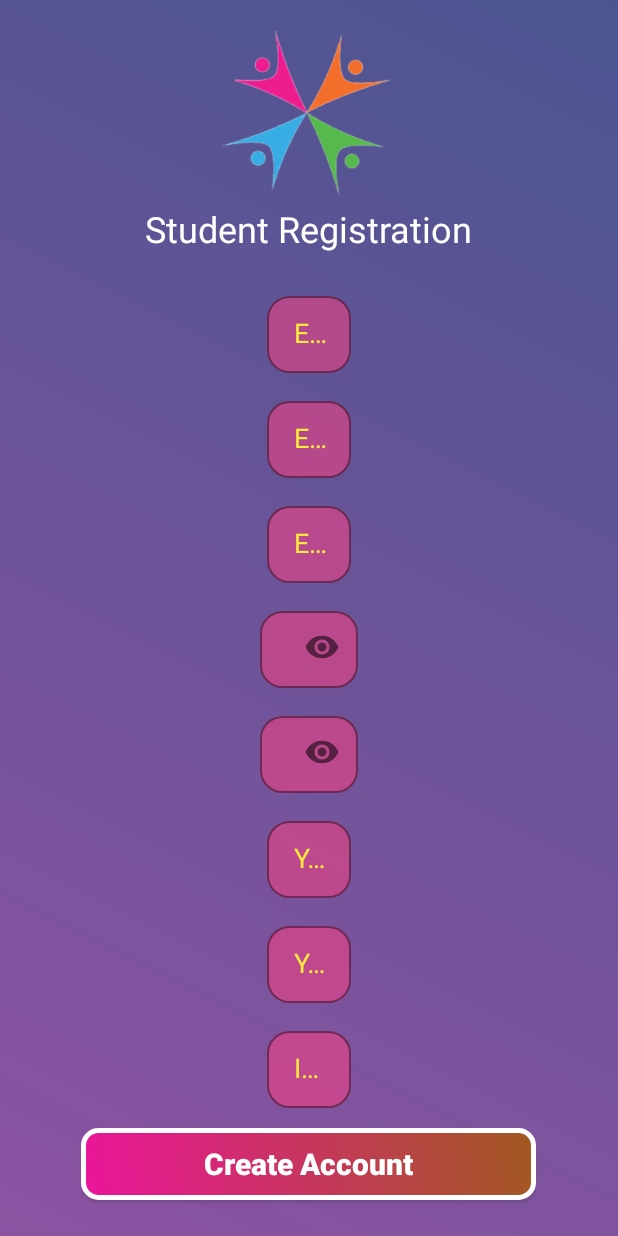
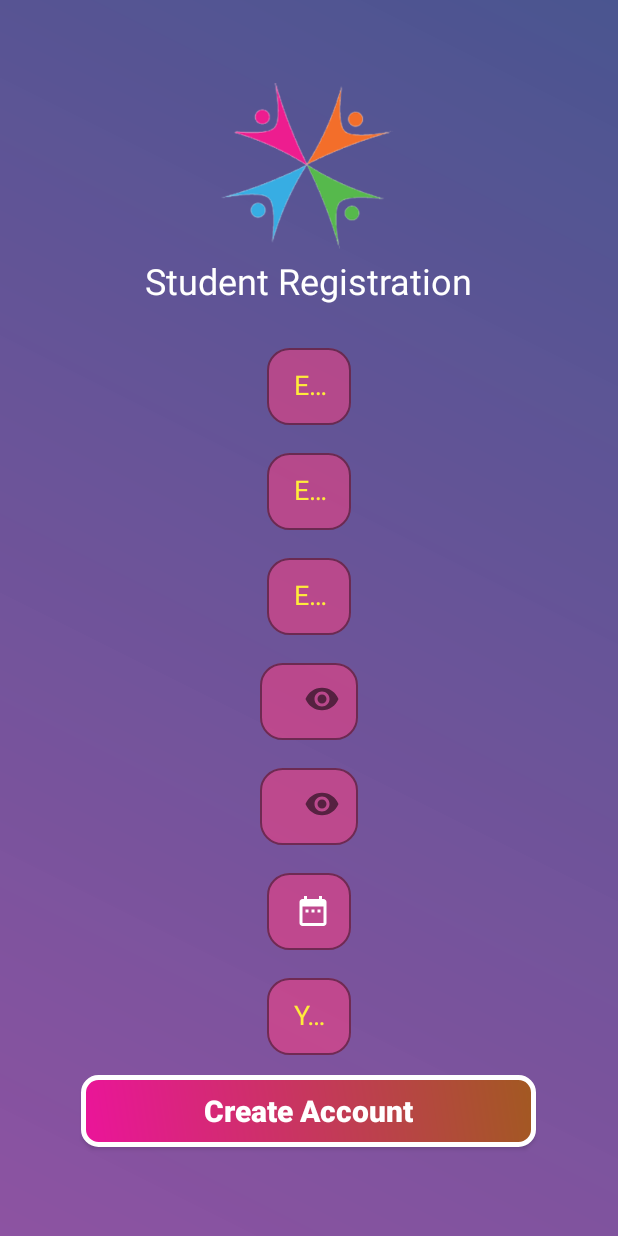
Before and after one commit to Uni-chat/Uni_Chat_Pro, an Android app: the LandingTwo screen opened directly, with no data from a screen before it, after a tap on "SIGN UP", on a phone screen of 412 x 824 dp. Run offline under Robolectric (Android 15) with nearby library versions, the phone set to English and light mode, and no system bars; 1 statement that could not run was skipped; 1 other tap on this screen came first.

Commit message:
Fragment Date of Birth Picker All Ids Rearange

```diff
--- a/app/src/main/java/com/leonard/unichat/Logfiles/LandingPage.java
+++ b/app/src/main/java/com/leonard/unichat/Logfiles/LandingPage.java
@@ -28,6 +28,8 @@ public class LandingPage extends AppCompatActivity {
 
 
     }
+
+
 
 
     protected void replaceFragment () {
--- a/app/src/main/java/com/leonard/unichat/Logfiles/LandingTwo.java
+++ b/app/src/main/java/com/leonard/unichat/Logfiles/LandingTwo.java
@@ -1,5 +1,7 @@
 package com.leonard.unichat.Logfiles;
 
+import android.app.Activity;
+import android.app.DatePickerDialog;
 import android.os.Bundle;
 
 import androidx.appcompat.app.AppCompatActivity;
@@ -10,18 +12,26 @@ import android.view.LayoutInflater;
 import android.view.View;
 import android.view.ViewGroup;
 import android.widget.Button;
+import android.widget.DatePicker;
+import android.widget.EditText;
 import android.widget.Switch;
 
 import com.leonard.unichat.R;
 import com.leonard.unichat.Utils;
 
+import java.text.SimpleDateFormat;
+import java.util.Calendar;
+import java.util.Locale;
+
 
 public class LandingTwo extends Fragment {
 
-   private View view;
-   private Button btnGlobalSignup, btnGlobalSignin ;
-   private Switch switchTeacher, switchStudentAdmin, switchStudent;
-   private static FragmentManager fragmentManager;
+    private View view;
+    //private EditText dateOfBirthPicker;
+    private Calendar myCalender;
+    private Button btnGlobalSignup, btnGlobalSignin ;
+    private Switch switchTeacher, switchStudentAdmin, switchStudent;
+    private static FragmentManager fragmentManager;
 
     public LandingTwo() {
         // Required empty public constructor
@@ -47,6 +57,8 @@ public class LandingTwo extends Fragment {
         switchTeacher = (Switch) view.findViewById(R.id.swTeacher);
         switchStudentAdmin = (Switch) view.findViewById(R.id.swStudentAdmin);
         switchStudent = (Switch) view.findViewById(R.id.swStudent);
+
+        //dateOfBirthPicker = (EditText) view.findViewById(R.id.dateOfBirthPicker);
 
         fragmentManager = getActivity().getSupportFragmentManager();
 
@@ -145,4 +157,44 @@ public class LandingTwo extends Fragment {
             }
         });
     }
+
+    // Date Picker Public Method For All Fragment
+    public void birthDatePicker (final EditText edtDateGlobalSignup, final Activity datePickerFragmentMoving) {
+
+        myCalender = Calendar.getInstance();
+
+        final DatePickerDialog.OnDateSetListener date = new DatePickerDialog.OnDateSetListener() {
+            @Override
+            public void onDateSet(DatePicker view, int year, int month, int dayOfMonth) {
+
+                myCalender.set(Calendar.YEAR, year);
+                myCalender.set(Calendar.MONTH, month);
+                myCalender.set(Calendar.DAY_OF_MONTH, dayOfMonth);
+                //updateLabel();
+                String myFormat = "dd/MM/yyyy";
+                SimpleDateFormat simpleDateFormat = new SimpleDateFormat( myFormat, Locale.US );
+                edtDateGlobalSignup.setText(simpleDateFormat.format(myCalender.getTime()));
+            }
+        };
+
+        edtDateGlobalSignup.setOnClickListener(new View.OnClickListener() {
+            @Override
+            public void onClick(View v) {
+
+                new DatePickerDialog( datePickerFragmentMoving, date, myCalender.get(Calendar.YEAR),
+                        myCalender.get(Calendar.MONTH), myCalender.get(Calendar.DAY_OF_MONTH)).show();
+            }
+        });
+
+    }
+
+//    private void updateLabel () {
+//
+//        String myFormat = "dd/MM/yyyy";
+//        SimpleDateFormat simpleDateFormat = new SimpleDateFormat( myFormat, Locale.US );
+//        edtDateGlobalSignup.setText(simpleDateFormat.format(myCalender.getTime()));
+//    }
+
+
+
 }
--- a/app/src/main/java/com/leonard/unichat/Logfiles/StudentSignup.java
+++ b/app/src/main/java/com/leonard/unichat/Logfiles/StudentSignup.java
@@ -9,12 +9,15 @@ import androidx.fragment.app.Fragment;
 import android.view.LayoutInflater;
 import android.view.View;
 import android.view.ViewGroup;
+import android.widget.AutoCompleteTextView;
 
 import com.leonard.unichat.R;
 
 
 public class StudentSignup extends Fragment {
 
+    private View view;
+    private AutoCompleteTextView dateOfBirthPicker;
 
     public StudentSignup() {
         // Required empty public constructor
@@ -28,7 +31,18 @@ public class StudentSignup extends Fragment {
     public View onCreateView(LayoutInflater inflater, ViewGroup container,
                              Bundle savedInstanceState) {
         // Inflate the layout for this fragment
-        return inflater.inflate(R.layout.fragment_student_signup, container, false);
+        view = inflater.inflate(R.layout.fragment_student_signup, container, false);
+
+        initViews();
+
+        LandingTwo myLandingPageTwo = new LandingTwo();
+        myLandingPageTwo.birthDatePicker( dateOfBirthPicker, getActivity());
+        return view;
+    }
+
+    private void initViews () {
+
+        dateOfBirthPicker = (AutoCompleteTextView) view.findViewById(R.id.dateOfBirthPicker);
     }
 
 
--- a/app/src/main/java/com/leonard/unichat/Logfiles/TeacherLogin.java
+++ b/app/src/main/java/com/leonard/unichat/Logfiles/TeacherLogin.java
@@ -17,9 +17,8 @@ import com.leonard.unichat.R;
 
 public class TeacherLogin extends Fragment {
 
-
+    private View view;
     private String txtPassColor;
-    private View view;
     private TextView forgtPass;
 //android:text=" Don't you remember your password ? "
     public TeacherLogin() {
--- /dev/null
+++ b/app/src/main/res/drawable/ic_date_range_black_24dp.xml
@@ -0,0 +1,5 @@
+<vector android:height="24dp" android:tint="#fff"
+    android:viewportHeight="24.0" android:viewportWidth="24.0"
+    android:width="24dp" xmlns:android="http://schemas.android.com/apk/res/android">
+    <path android:fillColor="#FF000000" android:pathData="M9,11L7,11v2h2v-2zM13,11h-2v2h2v-2zM17,11h-2v2h2v-2zM19,4h-1L18,2h-2v2L8,4L8,2L6,2v2L5,4c-1.11,0 -1.99,0.9 -1.99,2L3,20c0,1.1 0.89,2 2,2h14c1.1,0 2,-0.9 2,-2L21,6c0,-1.1 -0.9,-2 -2,-2zM19,20L5,20L5,9h14v11z"/>
+</vector>
--- a/app/src/main/res/layout/fragment_student_admin_login.xml
+++ b/app/src/main/res/layout/fragment_student_admin_login.xml
@@ -57,7 +57,7 @@
             android:layout_margin="5sp">
 
             <AutoCompleteTextView
-                android:id="@+id/edtTcEmail"
+                android:id="@+id/edtStdAdminLoginEmail"
                 android:layout_width="wrap_content"
                 android:layout_height="wrap_content"
                 android:ems="15"
@@ -84,7 +84,7 @@
             android:layout_margin="5sp">
 
             <AutoCompleteTextView
-                android:id="@+id/logPass"
+                android:id="@+id/edtStdAdminLoginPass"
                 android:layout_width="wrap_content"
                 android:layout_height="wrap_content"
                 android:ems="15"
--- a/app/src/main/res/layout/fragment_student_login.xml
+++ b/app/src/main/res/layout/fragment_student_login.xml
@@ -57,7 +57,7 @@
             android:layout_margin="5sp">
 
             <AutoCompleteTextView
-                android:id="@+id/edtTcEmail"
+                android:id="@+id/edtStdLoginEmail"
                 android:layout_width="wrap_content"
                 android:layout_height="wrap_content"
                 android:ems="15"
@@ -84,7 +84,7 @@
             android:layout_margin="5sp">
 
             <AutoCompleteTextView
-                android:id="@+id/logPass"
+                android:id="@+id/edtStdLoginPass"
                 android:layout_width="wrap_content"
                 android:layout_height="wrap_content"
                 android:ems="15"
--- a/app/src/main/res/layout/fragment_student_signup.xml
+++ b/app/src/main/res/layout/fragment_student_signup.xml
@@ -57,7 +57,7 @@
             android:layout_margin="5sp">
 
             <AutoCompleteTextView
-                android:id="@+id/edtTcEmail"
+                android:id="@+id/edtStdName"
                 android:layout_width="wrap_content"
                 android:layout_height="wrap_content"
                 android:ems="15"
@@ -81,7 +81,7 @@
             android:layout_margin="5sp">
 
             <AutoCompleteTextView
-                android:id="@+id/logPass"
+                android:id="@+id/edtStdID"
                 android:layout_width="wrap_content"
                 android:layout_height="wrap_content"
                 android:ems="15"
@@ -106,7 +106,7 @@
             android:layout_margin="5sp">
 
             <AutoCompleteTextView
-                android:id="@+id/logPass"
+                android:id="@+id/edtStdEmail"
                 android:layout_width="wrap_content"
                 android:layout_height="wrap_content"
                 android:ems="15"
@@ -132,7 +132,7 @@
             android:layout_margin="5sp">
 
             <AutoCompleteTextView
-                android:id="@+id/logPass"
+                android:id="@+id/edtStdPass"
                 android:layout_width="wrap_content"
                 android:layout_height="wrap_content"
                 android:ems="15"
@@ -158,7 +158,7 @@
             android:layout_margin="5sp">
 
             <AutoCompleteTextView
-                android:id="@+id/logPass"
+                android:id="@+id/edtStdPassConfirm"
                 android:layout_width="wrap_content"
                 android:layout_height="wrap_content"
                 android:ems="15"
@@ -183,18 +183,22 @@
             android:layout_margin="5sp">
 
             <AutoCompleteTextView
-                android:id="@+id/logPass"
+                android:id="@+id/dateOfBirthPicker"
                 android:layout_width="wrap_content"
                 android:layout_height="wrap_content"
                 android:ems="15"
-                android:hint=" Your Date of Birth "
                 android:textColor="#FFFFFF"
                 android:textColorHint="#FFFFFF"
-                android:inputType="textPassword"
                 android:textColorHighlight="#0C0FF7"
                 android:maxLines="1"
                 android:singleLine="true"
-                android:padding="13sp"/>
+                android:padding="13sp"
+                android:inputType="date"
+                android:hint="Date of Birth "
+                android:drawableEnd="@drawable/ic_date_range_black_24dp"
+                android:clickable="true"
+                android:editable="false"
+                android:focusable="false"/>
 
         </com.google.android.material.textfield.TextInputLayout>
 
@@ -208,36 +212,11 @@
             android:layout_margin="5sp">
 
             <AutoCompleteTextView
-                android:id="@+id/logPass"
+                android:id="@+id/edtStdDepartment"
                 android:layout_width="wrap_content"
                 android:layout_height="wrap_content"
                 android:ems="15"
                 android:hint=" Your Department "
-                android:textColor="#FFFFFF"
-                android:textColorHint="#FFFFFF"
-                android:inputType="textPassword"
-                android:textColorHighlight="#0C0FF7"
-                android:maxLines="1"
-                android:singleLine="true"
-                android:padding="13sp"/>
-
-        </com.google.android.material.textfield.TextInputLayout>
-
-        <com.google.android.material.textfield.TextInputLayout
-            android:layout_width="wrap_content"
-            android:layout_height="wrap_content"
-            android:gravity="center"
-            android:textColorHint="#FFEB3B"
-            app:hintTextAppearance="@style/txt_appeerances_color_change"
-            style="@style/materials_bit_change"
-            android:layout_margin="5sp">
-
-            <AutoCompleteTextView
-                android:id="@+id/logPass"
-                android:layout_width="wrap_content"
-                android:layout_height="wrap_content"
-                android:ems="15"
-                android:hint=" Image Upload "
                 android:textColor="#FFFFFF"
                 android:textColorHint="#FFFFFF"
                 android:inputType="textPassword"
--- a/app/src/main/res/layout/fragment_teacher_login.xml
+++ b/app/src/main/res/layout/fragment_teacher_login.xml
@@ -57,7 +57,7 @@
             android:layout_margin="5sp">
 
             <AutoCompleteTextView
-                android:id="@+id/edtTcEmail"
+                android:id="@+id/edtTcLoginEmail"
                 android:layout_width="wrap_content"
                 android:layout_height="wrap_content"
                 android:ems="15"
@@ -84,7 +84,7 @@
             android:layout_margin="5sp">
 
             <AutoCompleteTextView
-                android:id="@+id/logPass"
+                android:id="@+id/edtTcLoginPass"
                 android:layout_width="wrap_content"
                 android:layout_height="wrap_content"
                 android:ems="15"
```
Also changed, not shown: app/src/main/java/com/leonard/unichat/Logfiles/StudentAdminLogin.java (+19 -1 lines), app/src/main/java/com/leonard/unichat/Logfiles/StudentAdminSignup.java (+17 -1 lines), app/src/main/java/com/leonard/unichat/Logfiles/StudentLogin.java (+16 -2 lines), app/src/main/java/com/leonard/unichat/Logfiles/TeacherSignup.java (+20 -9 lines), app/src/main/res/layout/fragment_student_admin_signup.xml (+15 -38 lines), app/src/main/res/layout/fragment_teacher_signup.xml (+36 -31 lines).
